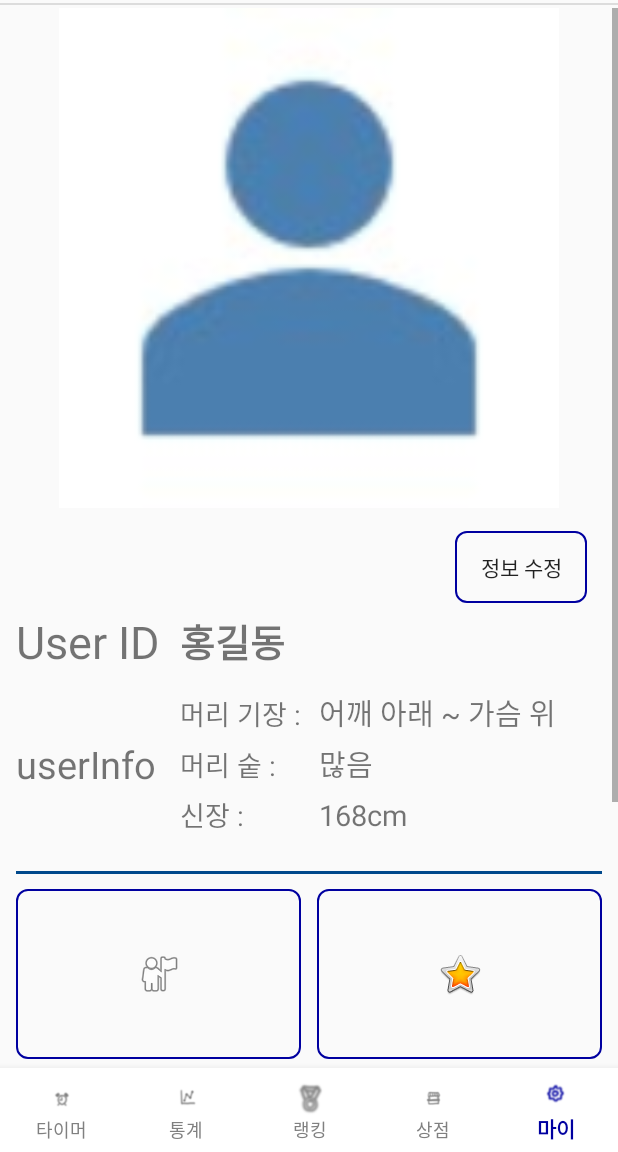
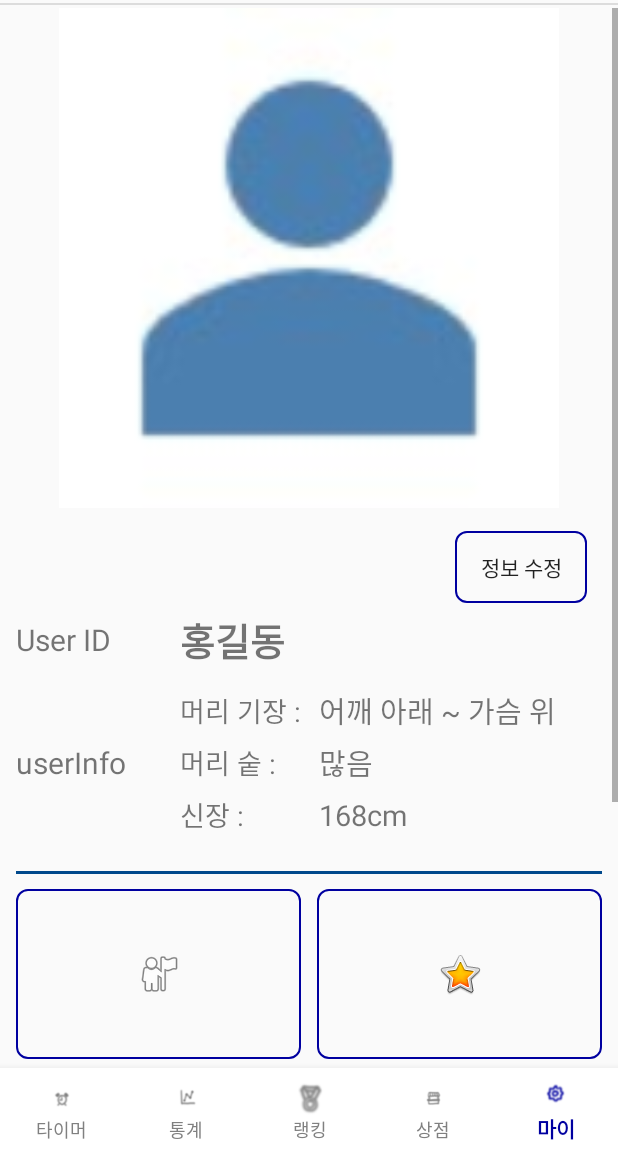
Before and after one commit to ENCO-Sungshin/ShowerForFriends_Android, an Android app: the HomeActivity screen opened directly, with no data from a screen before it, item 5 of the bottom bar chosen, on a phone screen of 412 x 824 dp, the part 84-1236 px from its top. Run offline under Robolectric (Android 15) with nearby library versions, the phone set to English and light mode, and no system bars; libraries missing offline, so code that uses them is left out: com.amazonaws, com.amazonaws.mobile, com.amplifyframework, com.amplifyframework.core, com.github.mikephil.charting; 1 statement that could not run was skipped.

Commit message:
회원가입, 로그인_지원 방법_설정 userID 표시

```diff
--- a/app/src/main/java/com/example/showerforfriends/MyPageFragment.java
+++ b/app/src/main/java/com/example/showerforfriends/MyPageFragment.java
@@ -84,6 +84,7 @@ public class MyPageFragment extends Fragment {
         logoutButton = (Button) viewGroup.findViewById(R.id.logout_btn);
         user_name = (TextView) viewGroup.findViewById(R.id.user_name);
 
+        user_name.setText(AWSMobileClient.getInstance().getUsername());
 
         logoutButton.setOnClickListener(new View.OnClickListener() {
             @Override
--- a/app/src/main/java/com/example/showerforfriends/SplashActivity.java
+++ b/app/src/main/java/com/example/showerforfriends/SplashActivity.java
@@ -15,7 +15,6 @@ public class SplashActivity extends AppCompatActivity {
     Intent intent;
     private void _initCognito() {
         // Add code here
-        // 여기서 오류가 난다...하하하하
         if (AWSMobileClient.getInstance().getConfiguration() == null){
             // Initialize user
             AWSMobileClient.getInstance().initialize(getApplicationContext(), new Callback<UserStateDetails>() {
--- a/app/src/main/res/layout/fragment_my_page.xml
+++ b/app/src/main/res/layout/fragment_my_page.xml
@@ -62,7 +62,7 @@
                         android:layout_weight="3"
                         android:gravity="center_vertical"
                         android:text="User ID"
-                        android:textSize="30sp" />
+                        android:textSize="20sp" />
 
                     <TextView
                         android:id="@+id/user_name"
@@ -93,7 +93,7 @@
                         android:layout_weight="3"
                         android:gravity="center_vertical"
                         android:text="userInfo"
-                        android:textSize="25sp" />
+                        android:textSize="20sp" />
 
                     <LinearLayout
                         android:layout_width="match_parent"
```
Also changed, not shown: app/src/main/java/com/example/showerforfriends/HomeActivity.java (+22 -0 lines).
